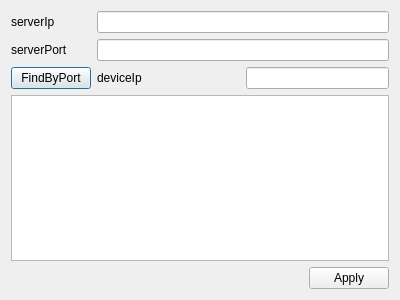
Before: the Qt Designer form settingsnetworkdialog.ui in horvathzoltan/sajatputty, drawn with Qt 5.
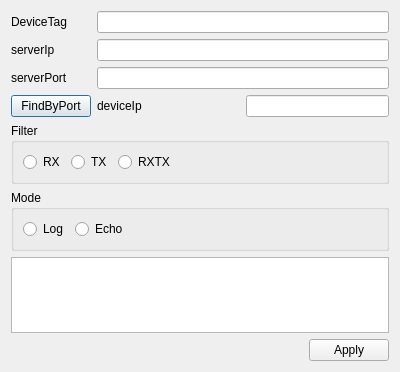
After: the same form once the commit is applied.

What changed in the file:
```diff
--- a/settingsnetworkdialog.ui
+++ b/settingsnetworkdialog.ui
@@ -7,7 +7,7 @@
     <x>0</x>
     <y>0</y>
     <width>400</width>
-    <height>300</height>
+    <height>372</height>
    </rect>
   </property>
   <property name="windowTitle">
@@ -16,37 +16,34 @@
   <layout class="QVBoxLayout" name="verticalLayout">
    <item>
     <layout class="QFormLayout" name="formLayout">
-     <item row="0" column="0">
+     <item row="1" column="0">
       <widget class="QLabel" name="label_serverIp">
        <property name="text">
         <string>serverIp</string>
        </property>
       </widget>
      </item>
-     <item row="1" column="0">
+     <item row="1" column="1">
+      <widget class="QLineEdit" name="lineEdit_serverIp"/>
+     </item>
+     <item row="2" column="0">
       <widget class="QLabel" name="label_serverPort">
        <property name="text">
         <string>serverPort</string>
        </property>
       </widget>
      </item>
-     <item row="4" column="0" colspan="2">
-      <widget class="QTextEdit" name="textEdit_messageTemplate"/>
+     <item row="2" column="1">
+      <widget class="QLineEdit" name="lineEdit_serverPort"/>
      </item>
-     <item row="2" column="0">
+     <item row="3" column="0">
       <widget class="QPushButton" name="pushButton_find">
        <property name="text">
         <string>FindByPort</string>
        </property>
       </widget>
      </item>
-     <item row="0" column="1">
-      <widget class="QLineEdit" name="lineEdit_serverIp"/>
-     </item>
-     <item row="1" column="1">
-      <widget class="QLineEdit" name="lineEdit_serverPort"/>
-     </item>
-     <item row="2" column="1">
+     <item row="3" column="1">
       <layout class="QHBoxLayout" name="horizontalLayout_2">
        <item>
         <widget class="QLabel" name="label_findIp">
@@ -67,6 +64,98 @@
        </item>
       </layout>
      </item>
+     <item row="6" column="0" colspan="2">
+      <widget class="QTextEdit" name="textEdit_messageTemplate"/>
+     </item>
+     <item row="4" column="0" colspan="2">
+      <widget class="QGroupBox" name="group1">
+       <property name="title">
+        <string>Filter</string>
+       </property>
+       <layout class="QHBoxLayout" name="horizontalLayout_4">
+        <item>
+         <widget class="QRadioButton" name="radioButton_RX">
+          <property name="text">
+           <string>RX</string>
+          </property>
+         </widget>
+        </item>
+        <item>
+         <widget class="QRadioButton" name="radioButton_TX">
+          <property name="text">
+           <string>TX</string>
+          </property>
+         </widget>
+        </item>
+        <item>
+         <widget class="QRadioButton" name="radioButton_RXTX">
+          <property name="text">
+           <string>RXTX</string>
+          </property>
+         </widget>
+        </item>
+        <item>
+         <spacer name="horizontalSpacer_2">
+          <property name="orientation">
+           <enum>Qt::Horizontal</enum>
+          </property>
+          <property name="sizeHint" stdset="0">
+           <size>
+            <width>40</width>
+            <height>20</height>
+           </size>
+          </property>
+         </spacer>
+        </item>
+       </layout>
+      </widget>
+     </item>
+     <item row="5" column="0" colspan="2">
+      <widget class="QGroupBox" name="group2">
+       <property name="title">
+        <string>Mode</string>
+       </property>
+       <layout class="QHBoxLayout" name="horizontalLayout_5">
+        <item>
+         <widget class="QRadioButton" name="radioButton_Log">
+          <property name="text">
+           <string>Log</string>
+          </property>
+         </widget>
+        </item>
+        <item>
+         <widget class="QRadioButton" name="radioButton_Echo">
+          <property name="text">
+           <string>Echo</string>
+          </property>
+         </widget>
+        </item>
+        <item>
+         <spacer name="horizontalSpacer_3">
+          <property name="orientation">
+           <enum>Qt::Horizontal</enum>
+          </property>
+          <property name="sizeHint" stdset="0">
+           <size>
+            <width>40</width>
+            <height>20</height>
+           </size>
+          </property>
+         </spacer>
+        </item>
+       </layout>
+      </widget>
+     </item>
+     <item row="0" column="0">
+      <widget class="QLabel" name="label">
+       <property name="text">
+        <string>DeviceTag</string>
+       </property>
+      </widget>
+     </item>
+     <item row="0" column="1">
+      <widget class="QLineEdit" name="lineEdit_deviceTag"/>
+     </item>
     </layout>
    </item>
    <item>
```
